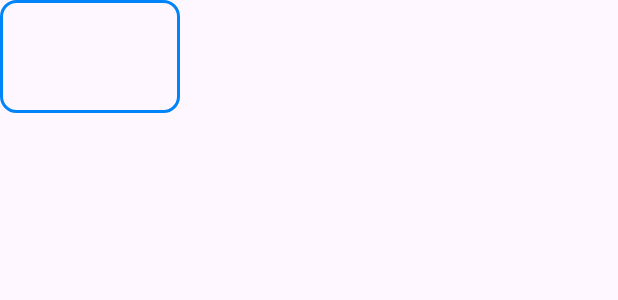
After one commit to yanlinhui/Infinity, an Android app: the layout layer_item_layout.xml on its own in the app's theme, with its tools: preview values and no code run, on a phone screen of 412 x 824 dp. The commit adds this screen. Shown: the top 300 px of the screen. Run offline under Robolectric (Android 15) with nearby library versions, the phone set to English and light mode, and no system bars.

Commit message:
添加Brv显示layer图层

```diff
--- a/app/build.gradle.kts
+++ b/app/build.gradle.kts
@@ -93,4 +93,7 @@ dependencies {
 
     //colorpickerView
     implementation(libs.colorpickerview)
+
+    //brv
+    implementation(libs.brv)
 }
--- a/app/src/main/java/com/baidu/infinity/ui/view/IconMenuView.kt
+++ b/app/src/main/java/com/baidu/infinity/ui/view/IconMenuView.kt
@@ -61,7 +61,6 @@ class IconMenuView(
     private fun dealWithCallback(iconTextView: IconTextView){
         //判断是否有选中的
         if (mCurrentSelectedView == null){
-            toast("选中 ${iconTextView.mIconModel!!.type}")
             //选中当前这个
             iconTextView.updateIconState(IconState.SELECTED)
             mCurrentSelectedView = iconTextView
--- /dev/null
+++ b/app/src/main/res/drawable/layer_outline_corner_shape.xml
@@ -0,0 +1,7 @@
+<?xml version="1.0" encoding="utf-8"?>
+<shape xmlns:android="http://schemas.android.com/apk/res/android">
+    <stroke
+        android:width="2dp"
+        android:color="@color/light_blue"/>
+    <corners android:radius="@dimen/layer_corner"/>
+</shape>
--- /dev/null
+++ b/app/src/main/res/layout/layer_item_layout.xml
@@ -0,0 +1,16 @@
+<?xml version="1.0" encoding="utf-8"?>
+<FrameLayout xmlns:android="http://schemas.android.com/apk/res/android"
+    android:layout_width="wrap_content"
+    android:layout_height="wrap_content"
+    xmlns:app="http://schemas.android.com/apk/res-auto">
+    <ImageView
+        android:id="@+id/layerImageView"
+        android:scaleType="centerCrop"
+        android:layout_width="120dp"
+        android:layout_height="75dp"/>
+    <View
+        android:id="@+id/coverView"
+        android:background="@drawable/layer_outline_corner_shape"
+        android:layout_width="120dp"
+        android:layout_height="75dp"/>
+</FrameLayout>
--- /dev/null
+++ b/app/src/main/res/values/dimens.xml
@@ -0,0 +1,4 @@
+<?xml version="1.0" encoding="utf-8"?>
+<resources>
+    <dimen name="layer_corner">10dp</dimen>
+</resources>
--- a/app/src/main/res/values/strings.xml
+++ b/app/src/main/res/values/strings.xml
@@ -22,6 +22,8 @@
     <string name="picture">&#xe621;</string>
     <string name="account">&#xe63b;</string>
     <string name="layer">&#xe768;</string>
+    <string name="add">&#xe60e;</string>
+    <string name="deleteCircle">&#xe652;</string>
 
     <string   name="undo" >&#xe624;</string>
     <string   name="garbage">&#xe6a6;</string>
@@ -33,7 +35,7 @@
     <string name="change_password_type">&#xe87b;</string>
     <string name="close_arrow">&#xe676;</string>
     <string name="open_arrow">&#xe675;</string>
-    <string name="deletex">&#xe651;</string>
+    <string name="deleteX">&#xe651;</string>
     <string name="go_back">&#xe601;</string>
 
 </resources>
--- a/settings.gradle.kts
+++ b/settings.gradle.kts
@@ -16,6 +16,7 @@ dependencyResolutionManagement {
     repositories {
         google()
         mavenCentral()
+        maven("https://jitpack.io")
     }
 }
 
```
Also changed, not shown: app/src/main/java/com/baidu/infinity/ui/fragment/home/HomeFragment.kt (+93 -5 lines), app/src/main/java/com/baidu/infinity/ui/fragment/home/colorpicker/ColorPickerView.kt (+14 -2 lines), app/src/main/java/com/baidu/infinity/ui/fragment/home/layer/LayerData.kt (added, +27 -0 lines), app/src/main/java/com/baidu/infinity/ui/fragment/home/layer/LayerModel.kt (added, +12 -0 lines), app/src/main/java/com/baidu/infinity/ui/fragment/home/layer/LayerState.kt (added, +9 -0 lines), app/src/main/java/com/baidu/infinity/ui/fragment/home/view/DrawView.kt (+8 -1 lines), app/src/main/res/layout/fragment_home.xml (+14 -0 lines), app/src/main/res/layout/layer_popup_view_layout.xml (added, +24 -0 lines), gradle/libs.versions.toml (+6 -1 lines), app/src/main/assets/iconfont.ttf.
